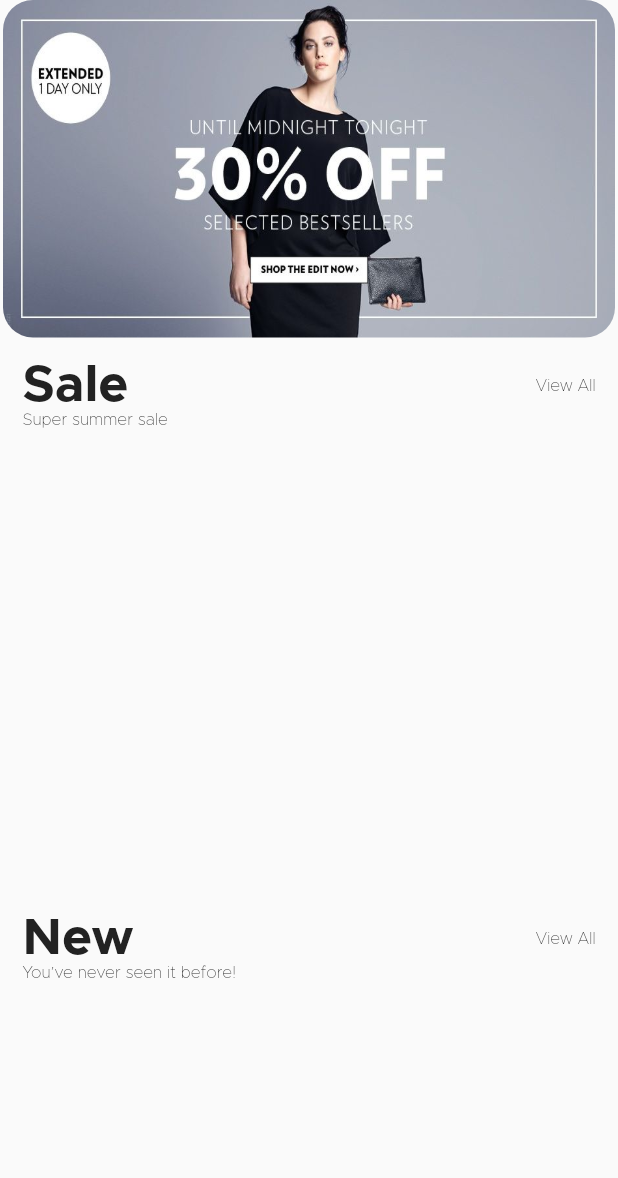
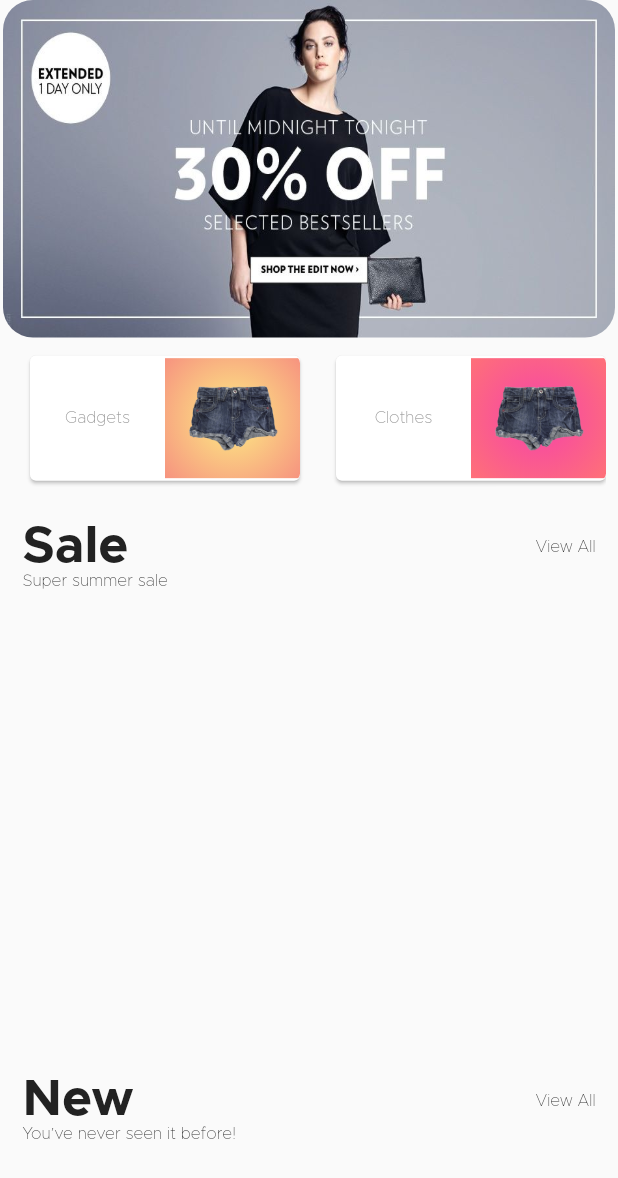
Before and after one commit to sushantmahajan85/settleMillionsApk, a Flutter app: the Main2View widget shown alone on an empty page, opened directly with empty values, on a phone screen of 412 x 824 dp. Shown: the top 1178 px of the screen. Run offline on Flutter 3.47's test engine with Material 2 defaults, Android fonts, the phone set to English and light mode, and no system bars; drawn by our look-alikes of carousel_pro; our stand-ins replace bloc, bubble_tab_indicator, data_connection_checker, equatable, flutter_bloc, flutter_secure_storage and 5 more; accounts and stored records are empty; statements that could not run were skipped.

Commit message:
Main Page: Category slider added to it but their is one error

```diff
--- a/lib/presentation/features/home/views/main2_view.dart
+++ b/lib/presentation/features/home/views/main2_view.dart
@@ -10,14 +10,17 @@ import 'package:openflutterecommerce/data/model/product.dart';
 import 'package:openflutterecommerce/presentation/features/categories/categories.dart';
 import 'package:openflutterecommerce/presentation/features/home/home_bloc.dart';
 import 'package:openflutterecommerce/presentation/features/home/home_event.dart';
-import 'package:openflutterecommerce/presentation/features/wrapper.dart';
+// import 'package:openflutterecommerce/presentation/features/wrapper.dart';
 import 'package:openflutterecommerce/presentation/widgets/widgets.dart';
 import '../../../widgets/independent/carousel_slider.dart';
+import '../../../widgets/independent/category_slider.dart';
 
 class Main2View extends StatefulWidget {
   final Function changeView;
   final List<Product> salesProducts;
   final List<Product> newProducts;
+
+
 
   const Main2View(
       {Key key, this.changeView, this.salesProducts, this.newProducts})
@@ -28,14 +31,30 @@ class Main2View extends StatefulWidget {
 }
 
 class _Main2ViewState extends State<Main2View> {
+
+   TabController tabController;
+
+
+
+    @override
+  void initState() {
+    super.initState();
+    tabController = TabController(length: 5 );
+
+  }
+
   @override
   Widget build(BuildContext context) {
-    var _theme = Theme.of(context);
+    // var _theme = Theme.of(context);
     var width = MediaQuery.of(context).size.width;
     var widgetWidth = width - AppSizes.sidePadding * 2;
     return SingleChildScrollView(
       child: Column(children: <Widget>[
       CarouselSlider(),
+      // SizedBox(height: 14,),
+      TabView(
+         tabController: tabController,
+         ),
       OpenFlutterBlockHeader(
         width: widgetWidth,
         title: 'Sale',
--- /dev/null
+++ b/lib/presentation/widgets/independent/category_card.dart
@@ -0,0 +1,70 @@
+import 'package:flutter/material.dart';
+
+import '../../../config/theme.dart';
+
+class Category{
+  Color begin;
+  Color end;
+  String category;
+  String image;
+
+  Category(this.begin, this.end, this.category, this.image);
+
+
+}
+
+class CategoryCard extends StatelessWidget {
+
+  final Category category;
+
+  const CategoryCard({Key key, this.category}) : super(key: key);
+
+  @override
+  Widget build(BuildContext context) {
+    return Padding(
+      padding: const EdgeInsets.symmetric(horizontal: 8.0),
+      child: Card(
+        child: ClipRRect(
+          borderRadius: BorderRadius.all(Radius.circular(5)),
+          child: Row(
+            mainAxisSize: MainAxisSize.min,
+            children: <Widget>[
+              Container(
+                height: 80,
+                width: 90,
+                padding: EdgeInsets.all(8.0),
+                child: Center(
+                  child: Text(
+                    category.category,
+                    textAlign: TextAlign.right,
+                    // style: TextStyle(
+                    //   color: AppColors.darkBlack,
+                    //   fontSize: 14,
+                    //   fontWeight: FontWeight.w500
+
+                    // ),
+                  ),
+                ),
+              ),
+              Container(
+                height: 80,
+                width: 90,
+                decoration: BoxDecoration(
+                    gradient:RadialGradient(colors: [category.begin,category.end],
+                        center: Alignment(0, 0),
+                        radius: 0.8,
+                        focal: Alignment(0, 0),
+                        focalRadius: 0.1)
+                ),
+                padding: EdgeInsets.all(8.0),
+                child: Center(
+                  child: Image.asset(category.image),
+                ),
+              )
+            ],
+          ),
+        ),
+      ),
+    );
+  }
+}
--- /dev/null
+++ b/lib/presentation/widgets/independent/category_slider.dart
@@ -0,0 +1,69 @@
+import 'package:flutter/material.dart';
+
+
+import 'category_card.dart';
+
+
+
+class TabView extends StatelessWidget {
+ final List<Category> categories = [
+    Category(
+      Color(0xffFCE183),
+      Color(0xffF68D7F),
+      'Gadgets',
+      'assets/jeans_5.png',
+    ),
+    Category(
+      Color(0xffF749A2),
+      Color(0xffFF7375),
+      'Clothes',
+      'assets/jeans_5.png',
+    ),
+    Category(
+      Color(0xff00E9DA),
+      Color(0xff5189EA),
+      'Fashion',
+      'assets/jeans_5.png',
+    ),
+    Category(
+      Color(0xffAF2D68),
+      Color(0xff632376),
+      'Home',
+      'assets/jeans_5.png',
+    ),
+    Category(
+      Color(0xff36E892),
+      Color(0xff33B2B9),
+      'Beauty',
+      'assets/jeans_5.png',
+    ),
+    Category(
+      Color(0xffF123C4),
+      Color(0xff668CEA),
+      'Appliances',
+      'assets/jeans_5.png',
+    ),
+  ];
+
+  final TabController tabController;
+
+  TabView({Key key, this.tabController}) : super(key: key);
+
+  @override
+  Widget build(BuildContext context) {
+    print(MediaQuery.of(context).size.height / 9);
+    return  Container(
+                    margin: EdgeInsets.all(8.0),
+                    height: MediaQuery.of(context).size.height / 9,
+                    width: MediaQuery.of(context).size.width,
+                    child: ListView.builder(
+                        scrollDirection: Axis.horizontal,
+                        itemCount: categories.length,
+                        itemBuilder: (_, index) => CategoryCard(
+                              category: categories[index],
+                            )
+                            )
+                            );
+
+  }
+}
--- a/pubspec.yaml
+++ b/pubspec.yaml
@@ -79,6 +79,7 @@ flutter:
     - assets/i18n/
     - assets/profile/
     - assets/placeholder.png
+    - assets/jeans_5.png
 
   fonts:
     - family: Metropolis
```
Also changed, not shown: assets/jeans_5.png (added).
